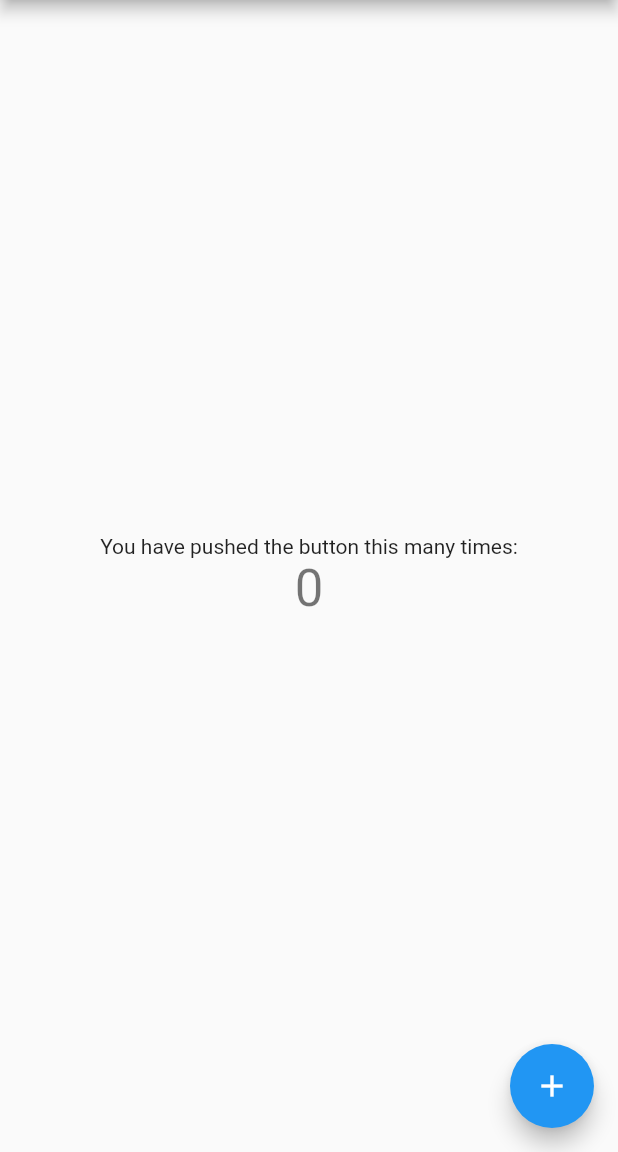
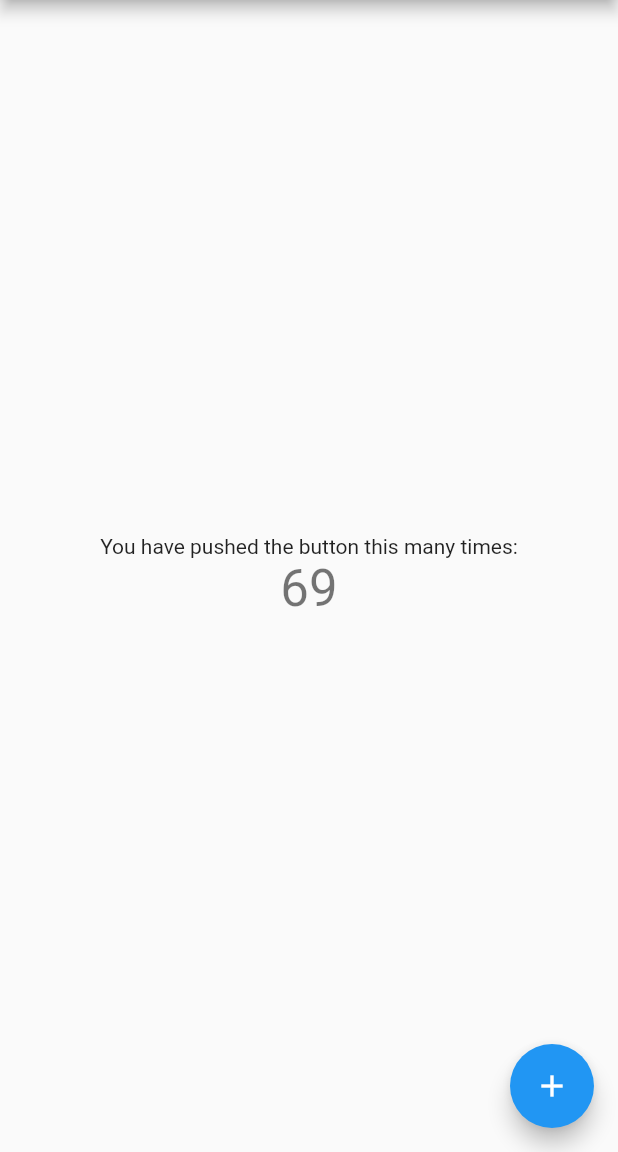
Before and after one commit to taforyou/flutter_redux_counter_example, a Flutter app: the screen it shows after launch, on a phone screen of 412 x 824 dp, the part 84-1236 px from its top. Run offline on Flutter 3.47's test engine with Material 2 defaults, Android fonts, the phone set to English and light mode, and no system bars; our stand-ins replace flutter_redux, redux.

Commit message:
Redux Surgery Step-III [EDIT] appState.dart , main.dart [ADD] appReducers.dart

```diff
--- a/lib/appState.dart
+++ b/lib/appState.dart
@@ -0,0 +1,11 @@
+class AppState {
+
+  final int count;
+
+  AppState({
+    this.count = 0,
+  });
+
+  factory AppState.initial() => new AppState(count: 69);
+
+}
--- a/lib/main.dart
+++ b/lib/main.dart
@@ -1,12 +1,33 @@
 import 'package:flutter/material.dart';
+import 'package:redux/redux.dart';
+import 'package:flutter_redux/flutter_redux.dart';
+import 'package:flutter_redux_counter_example/appState.dart';
+import 'package:flutter_redux_counter_example/reducers/appReducers.dart';
 
-void main() => runApp(new MyApp());
+
+void main() {
+  final store = new Store<AppState>(
+    appReducer,
+    initialState: AppState.initial(),
+  );
+
+  runApp(new MyApp(
+    store: store,
+    title: 'Flutter Redux Demo',
+  ));
+}
 
 class MyApp extends StatelessWidget {
+  final Store<AppState> store;
+  final String title;
+
+  MyApp({Key key, this.store, this.title}) : super(key: key);
   // This widget is the root of your application.
   @override
   Widget build(BuildContext context) {
-    return new MaterialApp(
+    return StoreProvider<AppState>(
+      store: store,
+      child: new MaterialApp(
         title: 'Flutter Demo',
         theme: new ThemeData(
           // This is the theme of your application.
@@ -20,6 +41,7 @@ class MyApp extends StatelessWidget {
           primarySwatch: Colors.blue,
         ),
         home: new MyHomePage(title: 'Flutter Demo Home Page'),
+      ),
     );
   }
 }
@@ -92,9 +114,14 @@ class _MyHomePageState extends State<MyHomePage> {
             new Text(
               'You have pushed the button this many times:',
             ),
-            new Text(
-              '$_counter',
+            new StoreConnector<AppState, int>(
+              converter: (Store<AppState> store) => store.state.count,
+              builder: (context, count) {
+                return new Text(
+                  count.toString(),
                   style: Theme.of(context).textTheme.display1,
+                );
+              },
             ),
           ],
         ),
--- /dev/null
+++ b/lib/reducers/appReducers.dart
@@ -0,0 +1,4 @@
+import 'package:redux/redux.dart';
+import 'package:flutter_redux_counter_example/appState.dart';
+
+final appReducer = combineReducers<AppState>([]);
```
Lines whose indentation alone changed are shown as unchanged.
